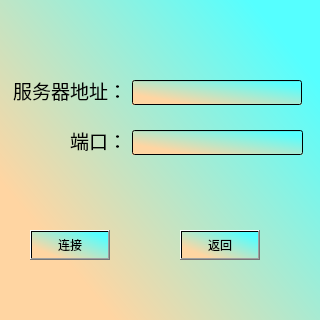
SWX-TJ/RobotVisionClient, file tcp_dialog.ui: the form before one commit.
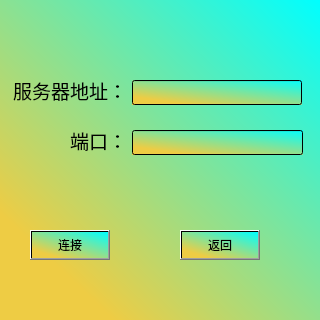
The form after the commit.

Commit message: modify the software color.

Patch:
```diff
--- a/tcp_dialog.ui
+++ b/tcp_dialog.ui
@@ -14,7 +14,7 @@
    <string>Dialog</string>
   </property>
   <property name="styleSheet">
-   <string notr="true">background-color: qlineargradient(spread:pad, x1:0.943, y1:0.193182, x2:0.187, y2:0.818182, stop:0 rgba(85, 255, 255, 255), stop:0.982955 rgba(255, 213, 162, 255));
+   <string notr="true">background-color: qlineargradient(spread:pad, x1:0.199, y1:0.852273, x2:1, y2:0, stop:0 rgba(238, 204, 68, 255), stop:1 rgba(0, 255, 255, 255));
 font: 14pt &quot;华文新魏&quot;;</string>
   </property>
   <widget class="QLabel" name="server_label">
```
The commit also changes 9 other files.
